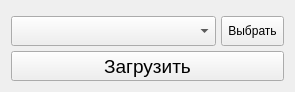
First picture: the form in src/widgets/UI/FileImportWidget.ui, repository DisonGo/s21_3DViewer, before the edit.
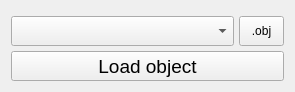
Second picture: the form after the edit.

```diff
--- a/src/widgets/UI/FileImportWidget.ui
+++ b/src/widgets/UI/FileImportWidget.ui
@@ -32,7 +32,7 @@
       <number>5</number>
      </property>
      <item>
-      <layout class="QHBoxLayout" name="horizontalLayout" stretch="7,1">
+      <layout class="QHBoxLayout" name="horizontalLayout" stretch="5,1">
        <property name="spacing">
         <number>5</number>
        </property>
@@ -56,6 +56,9 @@
            <height>30</height>
           </size>
          </property>
+         <property name="placeholderText">
+          <string>Select file or find new -&gt;</string>
+         </property>
         </widget>
        </item>
        <item>
@@ -82,7 +85,7 @@
           <string notr="true"/>
          </property>
          <property name="text">
-          <string>Выбрать</string>
+          <string>.obj</string>
          </property>
         </widget>
        </item>
@@ -111,7 +114,7 @@
         <enum>Qt::LeftToRight</enum>
        </property>
        <property name="text">
-        <string>Загрузить</string>
+        <string>Load object</string>
        </property>
       </widget>
      </item>
```
